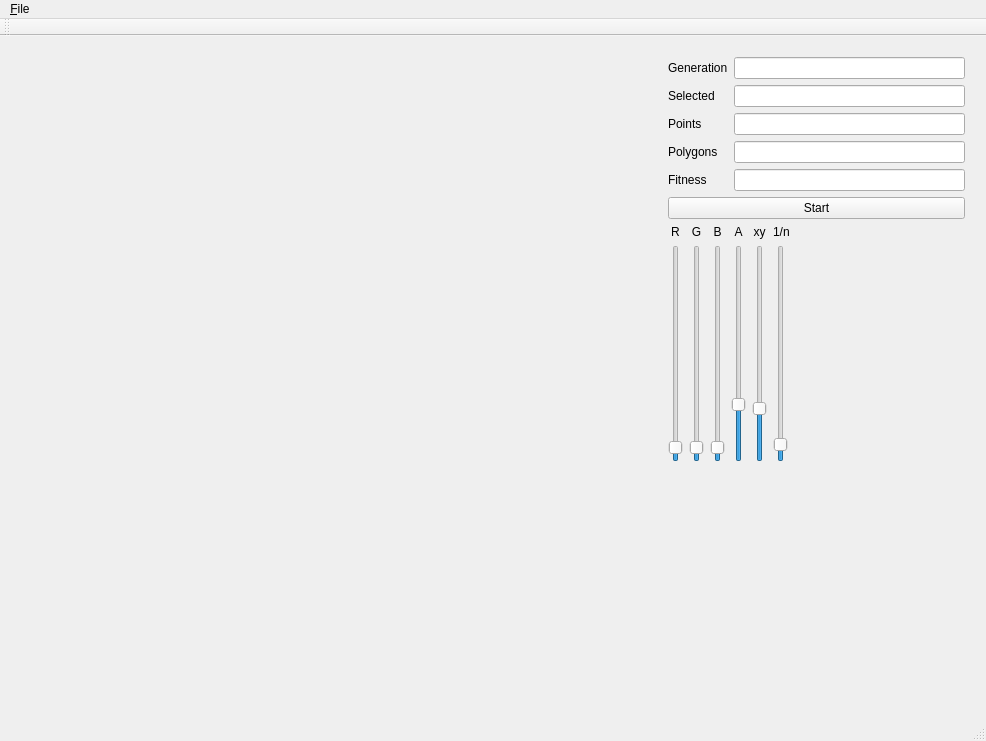
Qt form mainwindow.ui (superkartoffel/evo-cubist) before a commit.
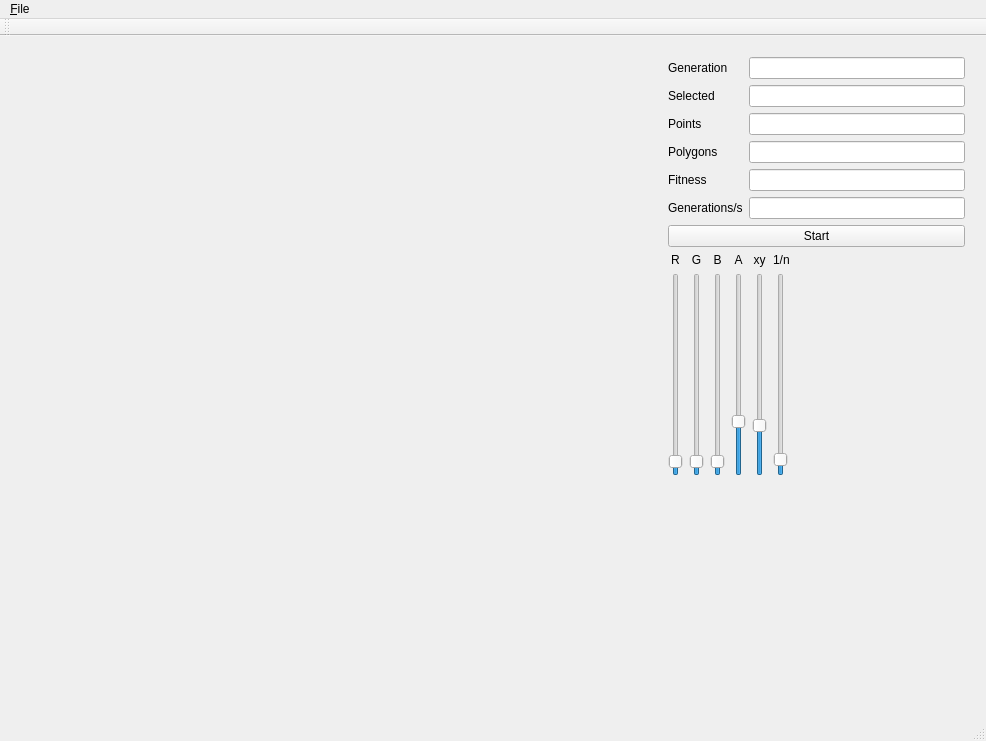
The same form after that commit.

The edit to the form file:
```diff
--- a/mainwindow.ui
+++ b/mainwindow.ui
@@ -135,6 +135,16 @@
             </property>
            </widget>
           </item>
+          <item row="5" column="1">
+           <widget class="QLineEdit" name="gensSLineEdit"/>
+          </item>
+          <item row="5" column="0">
+           <widget class="QLabel" name="label_12">
+            <property name="text">
+             <string>Generations/s</string>
+            </property>
+           </widget>
+          </item>
          </layout>
         </item>
         <item>
```
Left out of the diff: 10 changed lines with no effect on the pictures.
